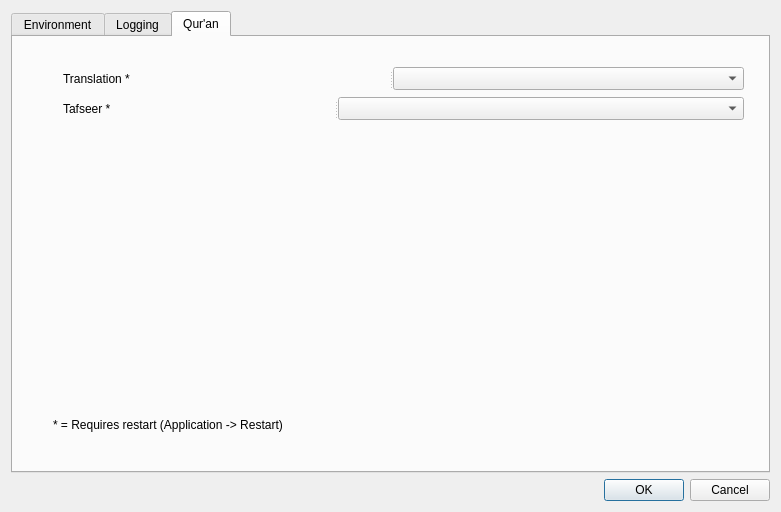
Above: settings_dialog.ui from abumq/project-islam before the change. Below: the same form after it.
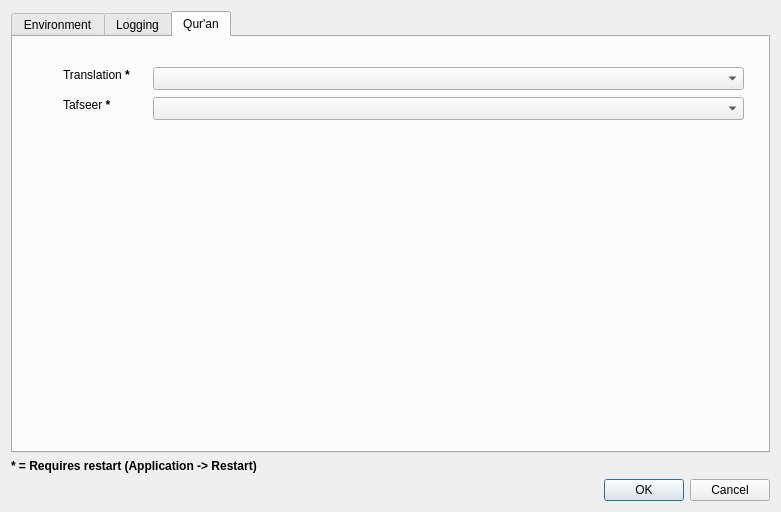
That is the form after the change.

What changed in the file:
```diff
--- a/settings_dialog.ui
+++ b/settings_dialog.ui
@@ -212,66 +212,62 @@
       <attribute name="title">
        <string>Qur'an</string>
       </attribute>
-      <widget class="QSplitter" name="splitter_2">
+      <widget class="QComboBox" name="cboQuranTranslations">
        <property name="geometry">
         <rect>
-         <x>50</x>
+         <x>140</x>
          <y>30</y>
-         <width>681</width>
+         <width>591</width>
          <height>23</height>
         </rect>
        </property>
-       <property name="sizePolicy">
-        <sizepolicy hsizetype="Expanding" vsizetype="Preferred">
-         <horstretch>0</horstretch>
-         <verstretch>0</verstretch>
-        </sizepolicy>
-       </property>
-       <property name="orientation">
-        <enum>Qt::Horizontal</enum>
-       </property>
-       <widget class="QLabel" name="label_4">
-        <property name="text">
-         <string>Translation *</string>
-        </property>
-       </widget>
-       <widget class="QComboBox" name="cboQuranTranslations"/>
       </widget>
-      <widget class="QSplitter" name="splitter_3">
+      <widget class="QLabel" name="label_4">
        <property name="geometry">
         <rect>
          <x>50</x>
-         <y>60</y>
-         <width>681</width>
-         <height>23</height>
+         <y>30</y>
+         <width>75</width>
+         <height>16</height>
         </rect>
        </property>
-       <property name="orientation">
-        <enum>Qt::Horizontal</enum>
+       <property name="text">
+        <string>Translation &lt;b&gt;*&lt;/b&gt;</string>
        </property>
-       <widget class="QLabel" name="label_5">
-        <property name="text">
-         <string>Tafseer *</string>
-        </property>
-       </widget>
-       <widget class="QComboBox" name="cboQuranTafseers"/>
       </widget>
-      <widget class="QLabel" name="label_6">
+      <widget class="QLabel" name="label_5">
        <property name="geometry">
         <rect>
-         <x>40</x>
-         <y>380</y>
-         <width>681</width>
+         <x>50</x>
+         <y>60</y>
+         <width>53</width>
          <height>16</height>
         </rect>
        </property>
        <property name="text">
-        <string>* = Requires restart (Application -&gt; Restart)</string>
+        <string>Tafseer &lt;b&gt;*&lt;/b&gt;</string>
+       </property>
+      </widget>
+      <widget class="QComboBox" name="cboQuranTafseers">
+       <property name="geometry">
+        <rect>
+         <x>140</x>
+         <y>60</y>
+         <width>591</width>
+         <height>23</height>
+        </rect>
        </property>
       </widget>
      </widget>
     </widget>
    </item>
+   <item>
+    <widget class="QLabel" name="label_6">
+     <property name="text">
+      <string>&lt;html&gt;&lt;head/&gt;&lt;body&gt;&lt;p&gt;&lt;span style=&quot; font-weight:600;&quot;&gt;* = Requires restart (Application -&amp;gt; Restart)&lt;/span&gt;&lt;/p&gt;&lt;/body&gt;&lt;/html&gt;</string>
+     </property>
+    </widget>
+   </item>
    <item>
     <widget class="QDialogButtonBox" name="buttonBox">
      <property name="orientation">
```
Left out of the diff: 10 changed lines with no effect on the pictures.
